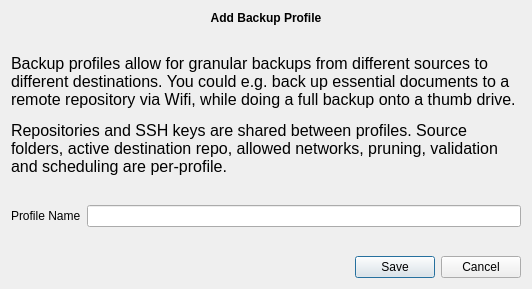
This is src/vorta/assets/UI/profileadd.ui in borgbase/vorta as Qt 5 draws it before an edit. The edited form follows.
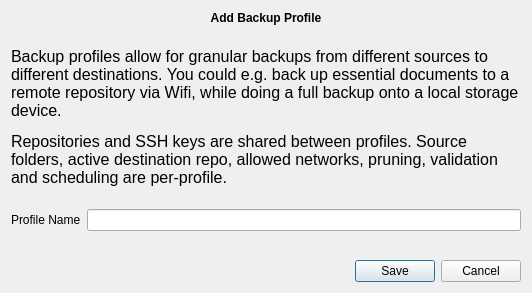
This is the edited form.

What changed in the file:
```diff
--- a/src/vorta/assets/UI/profileadd.ui
+++ b/src/vorta/assets/UI/profileadd.ui
@@ -7,7 +7,7 @@
     <x>0</x>
     <y>0</y>
     <width>532</width>
-    <height>289</height>
+    <height>293</height>
    </rect>
   </property>
   <property name="sizePolicy">
@@ -56,7 +56,7 @@
       </font>
      </property>
      <property name="text">
-      <string>&lt;html&gt;&lt;head/&gt;&lt;body&gt;&lt;p&gt;Backup profiles allow for granular backups from different sources to different destinations. You could e.g. back up essential documents to a remote repository via Wifi, while doing a full backup onto a thumb drive.&lt;/p&gt;&lt;p&gt;Repositories and SSH keys are shared between profiles. Source folders, active destination repo, allowed networks, pruning, validation and scheduling are per-profile.&lt;/p&gt;&lt;/body&gt;&lt;/html&gt;</string>
+      <string>&lt;html&gt;&lt;head/&gt;&lt;body&gt;&lt;p&gt;Backup profiles allow for granular backups from different sources to different destinations. You could e.g. back up essential documents to a remote repository via Wifi, while doing a full backup onto a local storage device.&lt;/p&gt;&lt;p&gt;Repositories and SSH keys are shared between profiles. Source folders, active destination repo, allowed networks, pruning, validation and scheduling are per-profile.&lt;/p&gt;&lt;/body&gt;&lt;/html&gt;</string>
      </property>
      <property name="wordWrap">
       <bool>true</bool>
```
